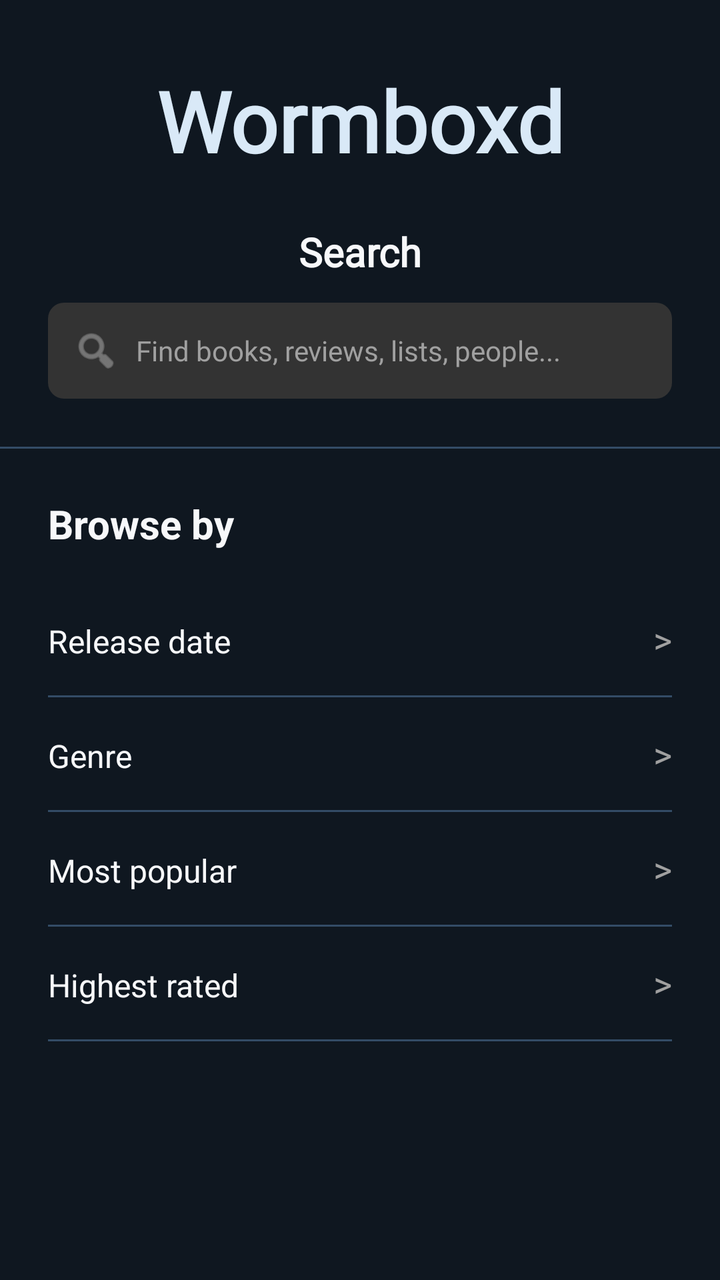
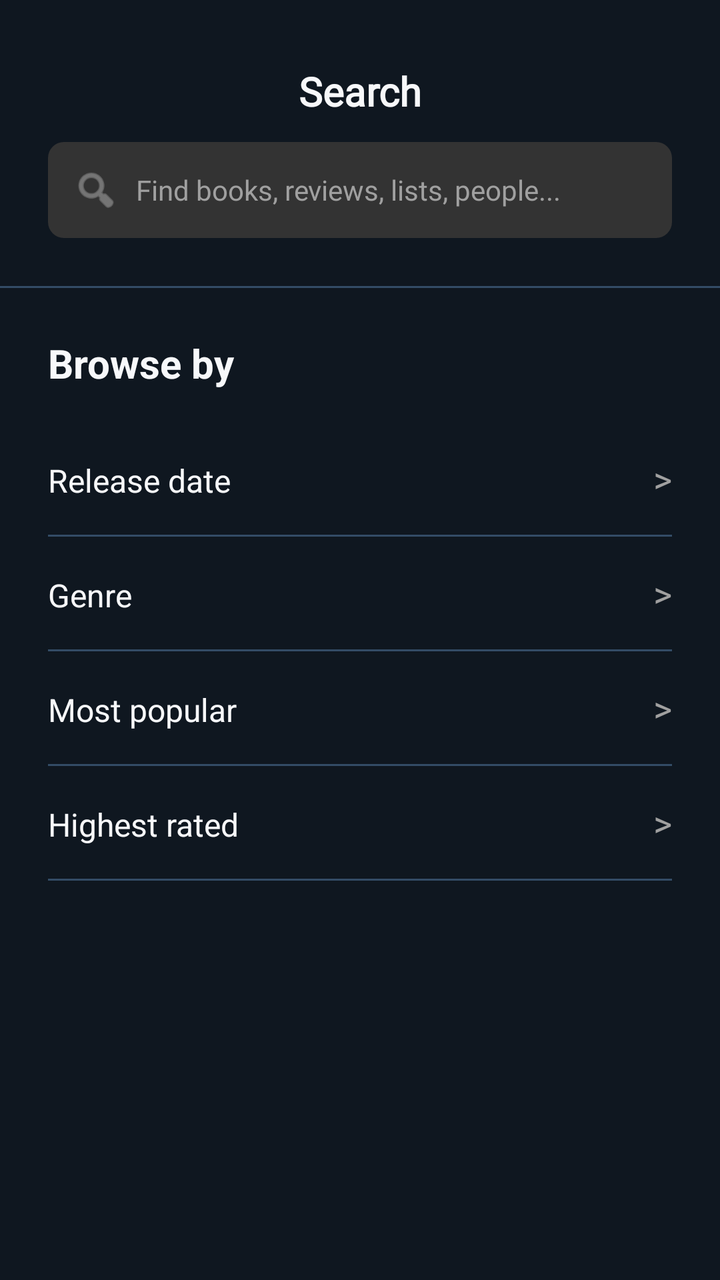

An Android layout rendered at two revisions. The XML below is the earlier revision; the diff shows what the commit changed to produce the second picture.
<!-- AndroidManifest.xml: application theme Theme.MyApplication -->
<!-- res/layout/fragment_search.xml -->
<?xml version="1.0" encoding="utf-8"?>
<LinearLayout xmlns:android="http://schemas.android.com/apk/res/android"
    xmlns:tools="http://schemas.android.com/tools"
    xmlns:app="http://schemas.android.com/apk/res-auto"
    android:layout_width="match_parent"
    android:layout_height="match_parent"
    tools:context=".SearchFragment"
    android:orientation="vertical"
    android:background="#0F1720"
    android:paddingTop="32dp">


    <TextView
        android:layout_width="match_parent"
        android:layout_height="wrap_content"
        android:layout_marginBottom="24dp"
        android:fontFamily="@font/dmseriftext_regular"
        android:text="Wormboxd"
        android:textAlignment="center"
        android:textColor="#D9E9F7"
        android:textSize="42sp"
        android:textStyle="bold" />

    <TextView
        android:layout_width="match_parent"
        android:layout_height="wrap_content"
        android:text="Search"
        android:fontFamily="@font/inter_variablefont_opsz_wght"
        android:textAlignment="center"
        android:textColor="#F7F8FA"
        android:textSize="20sp"
        android:textStyle="bold"
        android:layout_marginBottom="12dp"/>

    
    <LinearLayout
        android:layout_width="match_parent"
        android:layout_height="48dp"
        android:layout_marginHorizontal="24dp"
        android:background="@drawable/bg_search_bar"
        android:orientation="horizontal"
        android:gravity="center_vertical"
        android:paddingHorizontal="12dp">

        
        <ImageView
            android:layout_width="24dp"
            android:layout_height="24dp"
            android:src="@android:drawable/ic_menu_search"
            app:tint="#A0A0A0" />

        <EditText
            android:layout_width="match_parent"
            android:layout_height="match_parent"
            android:layout_marginStart="8dp"
            android:background="@null"
            android:hint="Find books, reviews, lists, people..."
            android:fontFamily="@font/inter_variablefont_opsz_wght"
            android:textColorHint="#A0A0A0"
            android:textColor="#F7F8FA"
            android:textSize="14sp"
            android:singleLine="true"
            android:imeOptions="actionSearch"/>
    </LinearLayout>

    
    <View
        android:layout_width="match_parent"
        android:layout_height="1dp"
        android:background="#334C66"
        android:layout_marginTop="24dp"/>

    
    <TextView
        android:layout_width="match_parent"
        android:layout_height="wrap_content"
        android:text="Browse by"
        android:textColor="#F7F8FA"
        android:textSize="20sp"
        android:textStyle="bold"
        android:layout_marginHorizontal="24dp"
        android:layout_marginTop="24dp"
        android:layout_marginBottom="16dp"/>

    
    
    <LinearLayout
        android:layout_width="match_parent"
        android:layout_height="wrap_content"
        android:orientation="horizontal"
        android:paddingHorizontal="24dp"
        android:paddingVertical="16dp"
        android:clickable="true"
        android:focusable="true"
        android:background="?attr/selectableItemBackground">

        <TextView
            android:layout_width="0dp"
            android:layout_height="wrap_content"
            android:layout_weight="1"
            android:text="Release date"
            android:textColor="#F7F8FA"
            android:textSize="16sp"/>
        <TextView
            android:layout_width="wrap_content"
            android:layout_height="wrap_content"
            android:text=">"
            android:textColor="#A0A0A0"
            android:textSize="18sp"/>
    </LinearLayout>
    <View android:layout_width="match_parent" android:layout_height="1dp" android:background="#334C66" android:layout_marginHorizontal="24dp"/>

    
    <LinearLayout
        android:layout_width="match_parent"
        android:layout_height="wrap_content"
        android:orientation="horizontal"
        android:paddingHorizontal="24dp"
        android:paddingVertical="16dp"
        android:clickable="true"
        android:focusable="true"
        android:background="?attr/selectableItemBackground">

        <TextView
            android:layout_width="0dp"
            android:layout_height="wrap_content"
            android:layout_weight="1"
            android:text="Genre"
            android:textColor="#F7F8FA"
            android:textSize="16sp"/>
        <TextView
            android:layout_width="wrap_content"
            android:layout_height="wrap_content"
            android:text=">"
            android:textColor="#A0A0A0"
            android:textSize="18sp"/>
    </LinearLayout>
    <View android:layout_width="match_parent" android:layout_height="1dp" android:background="#334C66" android:layout_marginHorizontal="24dp"/>

    
    <LinearLayout
        android:layout_width="match_parent"
        android:layout_height="wrap_content"
        android:orientation="horizontal"
        android:paddingHorizontal="24dp"
        android:paddingVertical="16dp"
        android:clickable="true"
        android:focusable="true"
        android:background="?attr/selectableItemBackground">

        <TextView
            android:layout_width="0dp"
            android:layout_height="wrap_content"
            android:layout_weight="1"
            android:text="Most popular"
            android:textColor="#F7F8FA"
            android:textSize="16sp"/>
        <TextView
            android:layout_width="wrap_content"
            android:layout_height="wrap_content"
            android:text=">"
            android:textColor="#A0A0A0"
            android:textSize="18sp"/>
    </LinearLayout>
    <View android:layout_width="match_parent" android:layout_height="1dp" android:background="#334C66" android:layout_marginHorizontal="24dp"/>

    
    <LinearLayout
        android:layout_width="match_parent"
        android:layout_height="wrap_content"
        android:orientation="horizontal"
        android:paddingHorizontal="24dp"
        android:paddingVertical="16dp"
        android:clickable="true"
        android:focusable="true"
        android:background="?attr/selectableItemBackground">

        <TextView
            android:layout_width="0dp"
            android:layout_height="wrap_content"
            android:layout_weight="1"
            android:text="Highest rated"
            android:textColor="#F7F8FA"
            android:textSize="16sp"/>
        <TextView
            android:layout_width="wrap_content"
            android:layout_height="wrap_content"
            android:text=">"
            android:textColor="#A0A0A0"
            android:textSize="18sp"/>
    </LinearLayout>
    <View android:layout_width="match_parent" android:layout_height="1dp" android:background="#334C66" android:layout_marginHorizontal="24dp"/>

</LinearLayout>
<!-- resources referenced by this layout -->
<resources>
  <!-- drawable bg_search_bar (drawable) -->
  <?xml version="1.0" encoding="utf-8"?>
  <shape xmlns:android="http://schemas.android.com/apk/res/android"
      android:shape="rectangle">
      <solid android:color="#333333" /> 
      <corners android:radius="8dp" />
  </shape>
  <style name="Theme.MyApplication" parent="Base.Theme.MyApplication" />
  <style name="Base.Theme.MyApplication" parent="Theme.Material3.DayNight.NoActionBar">
          
          
      </style>
</resources>

<!-- the commit's change to res/layout/fragment_search.xml (unified diff, before → after) -->
@@ -8,18 +8,6 @@
     android:orientation="vertical"
     android:background="#0F1720"
     android:paddingTop="32dp">
-
-
-    <TextView
-        android:layout_width="match_parent"
-        android:layout_height="wrap_content"
-        android:layout_marginBottom="24dp"
-        android:fontFamily="@font/dmseriftext_regular"
-        android:text="Wormboxd"
-        android:textAlignment="center"
-        android:textColor="#D9E9F7"
-        android:textSize="42sp"
-        android:textStyle="bold" />
 
     <TextView
         android:layout_width="match_parent"
@@ -50,6 +38,7 @@
             app:tint="#A0A0A0" />
 
         <EditText
+            android:id="@+id/searchInputET"
             android:layout_width="match_parent"
             android:layout_height="match_parent"
             android:layout_marginStart="8dp"
@@ -85,6 +74,7 @@
     
     
     <LinearLayout
+        android:id="@+id/optionReleaseDate"
         android:layout_width="match_parent"
         android:layout_height="wrap_content"
         android:orientation="horizontal"
@@ -112,6 +102,7 @@
 
     
     <LinearLayout
+        android:id="@+id/optionGenre"
         android:layout_width="match_parent"
         android:layout_height="wrap_content"
         android:orientation="horizontal"
@@ -139,6 +130,7 @@
 
     
     <LinearLayout
+        android:id="@+id/optionMostPopular"
         android:layout_width="match_parent"
         android:layout_height="wrap_content"
         android:orientation="horizontal"
@@ -166,6 +158,7 @@
 
     
     <LinearLayout
+        android:id="@+id/optionHighestRated"
         android:layout_width="match_parent"
         android:layout_height="wrap_content"
         android:orientation="horizontal"
